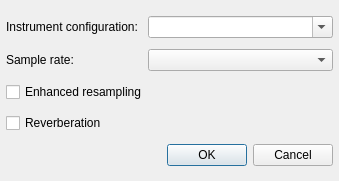
This is qmmp/src/plugins/Input/wildmidi/wildmidisettingsdialog.ui in prinsbert/qmmp-dev as Qt 5 draws it before an edit. The edited form follows.
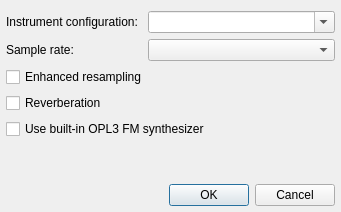
This is the edited form.

Commit message: wildmidi: feature to enable built-in OPL3 FM synthesizer

```diff
--- a/qmmp/src/plugins/Input/wildmidi/wildmidisettingsdialog.ui
+++ b/qmmp/src/plugins/Input/wildmidi/wildmidisettingsdialog.ui
@@ -6,14 +6,14 @@
    <rect>
     <x>0</x>
     <y>0</y>
-    <width>339</width>
-    <height>181</height>
+    <width>341</width>
+    <height>212</height>
    </rect>
   </property>
   <property name="windowTitle">
    <string>WildMidi Plugin Settings</string>
   </property>
-  <layout class="QGridLayout" name="gridLayout">
+  <layout class="QFormLayout" name="formLayout">
    <property name="leftMargin">
     <number>6</number>
    </property>
@@ -30,7 +30,7 @@
      </property>
     </widget>
    </item>
-   <item row="0" column="1" colspan="2">
+   <item row="0" column="1">
     <widget class="QComboBox" name="confPathComboBox">
      <property name="editable">
       <bool>true</bool>
@@ -44,21 +44,31 @@
      </property>
     </widget>
    </item>
-   <item row="2" column="0" colspan="3">
+   <item row="1" column="1">
+    <widget class="QComboBox" name="sampleRateComboBox"/>
+   </item>
+   <item row="2" column="0" colspan="2">
     <widget class="QCheckBox" name="enhancedResamplingCheckBox">
      <property name="text">
       <string>Enhanced resampling</string>
      </property>
     </widget>
    </item>
-   <item row="3" column="0" colspan="3">
+   <item row="3" column="0" colspan="2">
     <widget class="QCheckBox" name="reverbCheckBox">
      <property name="text">
       <string>Reverberation</string>
      </property>
     </widget>
    </item>
-   <item row="4" column="0" colspan="3">
+   <item row="4" column="0" colspan="2">
+    <widget class="QCheckBox" name="opl3CheckBox">
+     <property name="text">
+      <string>Use built-in OPL3 FM synthesizer</string>
+     </property>
+    </widget>
+   </item>
+   <item row="6" column="0" colspan="2">
     <widget class="QDialogButtonBox" name="buttonBox">
      <property name="sizePolicy">
       <sizepolicy hsizetype="Expanding" vsizetype="Fixed">
@@ -71,8 +81,18 @@
      </property>
     </widget>
    </item>
-   <item row="1" column="1" colspan="2">
-    <widget class="QComboBox" name="sampleRateComboBox"/>
+   <item row="5" column="0" colspan="2">
+    <spacer name="verticalSpacer">
+     <property name="orientation">
+      <enum>Qt::Vertical</enum>
+     </property>
+     <property name="sizeHint" stdset="0">
+      <size>
+       <width>20</width>
+       <height>40</height>
+      </size>
+     </property>
+    </spacer>
    </item>
   </layout>
  </widget>
```
Left out of the diff: 20 changed lines with no effect on the pictures. The commit also changes 2 other files.
